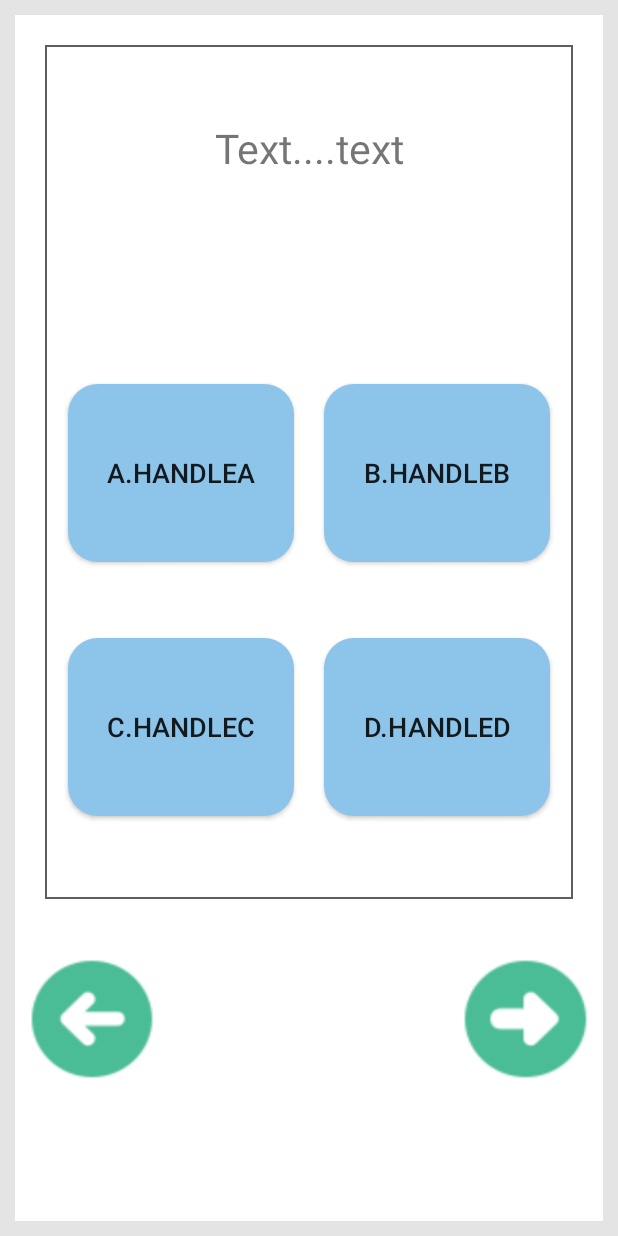
After one commit to henefisa/flashcard, an Android app: the layout exercise.xml on its own in the app's theme, with its tools: preview values and no code run, on a phone screen of 412 x 824 dp. The commit adds this screen. Run offline under Robolectric (Android 15) with nearby library versions, the phone set to English and light mode, and no system bars.

Commit message:
fix flashcard

```diff
--- a/app/src/main/java/com/xfs/flashcard/activities/MyWordActivity.kt
+++ b/app/src/main/java/com/xfs/flashcard/activities/MyWordActivity.kt
@@ -14,10 +14,10 @@ class MyWordActivity : AppCompatActivity() {
     lateinit var myWordListView: ListView
 
     override fun onCreate(savedInstanceState: Bundle?, persistentState: PersistableBundle?) {
-        super.onCreate(savedInstanceState)
+        super.onCreate(savedInstanceState, persistentState)
         setContentView(R.layout.my_word_list_view)
         val sampleWords = ArrayList<Word>()
-        val word = Word("123123", "Sample", "Sample", "Sample", arrayListOf("123123"))
+        val word = Word("123123", "Sample", "Sample", "Sample", "Sample", "123123")
         sampleWords.add(word)
         sampleWords.add(word)
         sampleWords.add(word)
--- a/app/src/main/java/com/xfs/flashcard/adapter/MyWordAdapter.kt
+++ b/app/src/main/java/com/xfs/flashcard/adapter/MyWordAdapter.kt
@@ -31,7 +31,7 @@ class MyWordAdapter(w: ArrayList<Word>) : BaseAdapter() {
         view.findViewById<TextView>(R.id.word).text = word.value
         view.findViewById<TextView>(R.id.spell).text = word.spell
         view.findViewById<TextView>(R.id.mean).text = word.mean
-        view.findViewById<TextView>(R.id.example).text = word.examples[0]
+        view.findViewById<TextView>(R.id.example).text = word.examples
 
         return view
 
--- a/app/src/main/java/com/xfs/flashcard/models/Word.kt
+++ b/app/src/main/java/com/xfs/flashcard/models/Word.kt
@@ -5,7 +5,8 @@ data class Word(
     val value: String,
     val mean: String,
     val spell: String,
-    val examples: List<String>
+    val image: String,
+    val examples: String
 ) {
 
 }
--- /dev/null
+++ b/app/src/main/res/drawable/bdlayout.xml
@@ -0,0 +1,9 @@
+<?xml version="1.0" encoding="utf-8"?>
+<shape xmlns:android="http://schemas.android.com/apk/res/android"
+    android:shape="rectangle" >
+    <solid android:color="#FFFFFF" />
+    <stroke
+        android:width="1dp"
+        android:color="#5E5E5E" />
+
+</shape>
--- /dev/null
+++ b/app/src/main/res/drawable/borderbutton.xml
@@ -0,0 +1,7 @@
+<?xml version="1.0" encoding="utf-8"?>
+<shape xmlns:android="http://schemas.android.com/apk/res/android"
+    android:shape="rectangle" >
+    <solid android:color="#8DC5EA" />
+    <corners android:radius="20dp" />
+
+</shape>
--- /dev/null
+++ b/app/src/main/res/layout/exercise.xml
@@ -0,0 +1,188 @@
+<?xml version="1.0" encoding="utf-8"?>
+<LinearLayout xmlns:android="http://schemas.android.com/apk/res/android"
+    xmlns:tools="http://schemas.android.com/tools"
+    android:layout_width="match_parent"
+    android:layout_height="match_parent"
+    android:background="#E4E4E4"
+    android:orientation="vertical"
+
+    tools:context=".activities.Flashcard">
+
+    <LinearLayout
+        android:layout_width="match_parent"
+        android:layout_height="match_parent"
+        android:layout_margin="10dp"
+        android:background="#FFFFFF"
+        android:orientation="vertical">
+
+        <LinearLayout
+            android:layout_width="match_parent"
+            android:layout_height="0dp"
+            android:layout_weight="7">
+
+            <LinearLayout
+                android:layout_width="match_parent"
+                android:layout_height="match_parent"
+                android:layout_margin="20dp"
+                android:background="@drawable/bdlayout"
+                android:orientation="vertical">
+
+                <LinearLayout
+                    android:layout_width="match_parent"
+                    android:layout_height="0dp"
+                    android:layout_weight="3">
+
+                    <TextView
+                        android:layout_width="match_parent"
+                        android:layout_height="match_parent"
+                        android:gravity="center_horizontal"
+                        android:paddingTop="50dp"
+                        android:text="Text....text"
+                        android:textAlignment="center"
+                        android:textSize="27dp"></TextView>
+                </LinearLayout>
+
+                <LinearLayout
+                    android:layout_width="match_parent"
+                    android:layout_height="0dp"
+                    android:layout_weight="7"
+                    android:orientation="vertical"
+                    android:paddingTop="30dp"
+                    android:paddingBottom="30dp">
+
+                    <LinearLayout
+                        android:layout_width="match_parent"
+                        android:layout_height="0dp"
+                        android:layout_weight="1"
+                        android:orientation="horizontal">
+
+                        <Button
+                            android:layout_width="0dp"
+                            android:layout_height="match_parent"
+                            android:layout_marginLeft="15dp"
+                            android:layout_marginTop="25dp"
+                            android:layout_marginRight="10dp"
+                            android:layout_marginBottom="25dp"
+                            android:layout_weight="1"
+                            android:background="@drawable/borderbutton"
+                            android:paddingLeft="20dp"
+                            android:paddingRight="20dp"
+                            android:text="A.HandleA"
+                            android:textSize="18dp">
+
+                        </Button>
+
+                        <Button
+                            android:layout_width="0dp"
+                            android:layout_height="match_parent"
+                            android:layout_marginTop="25dp"
+                            android:layout_marginBottom="25dp"
+                            android:layout_marginLeft="10dp"
+                            android:layout_marginRight="15dp"
+                            android:layout_weight="1"
+                            android:background="@drawable/borderbutton"
+                            android:text="B.HandleB"
+                            android:paddingLeft="10dp"
+                            android:paddingRight="10dp"
+                            android:textSize="18dp">
+
+                        </Button>
+                    </LinearLayout>
+
+                    <LinearLayout
+                        android:layout_width="match_parent"
+                        android:layout_height="0dp"
+                        android:layout_weight="1"
+                        android:orientation="horizontal">
+
+                        <Button
+                            android:layout_width="0dp"
+                            android:layout_height="match_parent"
+                            android:layout_marginLeft="15dp"
+                            android:layout_marginTop="25dp"
+                            android:layout_marginRight="10dp"
+                            android:layout_marginBottom="25dp"
+                            android:layout_weight="1"
+                            android:background="@drawable/borderbutton"
+                            android:paddingLeft="10dp"
+                            android:paddingRight="10dp"
+                            android:text="C.HandleC"
+                            android:textSize="18dp">
+
+                        </Button>
+
+                        <Button
+                            android:layout_width="0dp"
+                            android:layout_height="match_parent"
+                            android:layout_marginTop="25dp"
+                            android:layout_marginBottom="25dp"
+                            android:layout_marginLeft="10dp"
+                            android:layout_marginRight="15dp"
+                            android:layout_weight="1"
+                            android:paddingLeft="10dp"
+                            android:paddingRight="10dp"
+                            android:background="@drawable/borderbutton"
+                            android:text="D.HandleD"
+                            android:textSize="18dp">
+
+                        </Button>
+                    </LinearLayout>
+                </LinearLayout>
+            </LinearLayout>
+        </LinearLayout>
+
+        <LinearLayout
+            android:layout_width="match_parent"
+            android:layout_height="0dp"
+            android:layout_marginLeft="10dp"
+            android:layout_marginTop="0dp"
+            android:layout_marginRight="10dp"
+            android:layout_marginBottom="20dp"
+            android:layout_weight="2"
+            android:orientation="horizontal">
+
+
+            <LinearLayout
+                android:layout_width="0dp"
+                android:layout_height="match_parent"
+
+                android:layout_weight="1">
+
+                <LinearLayout
+                    android:layout_width="match_parent"
+                    android:layout_height="80dp"
+                    android:layout_marginRight="10dp"
+                    android:layout_marginTop="20dp"
+                    android:background="@drawable/il">
+
+                </LinearLayout>
+            </LinearLayout>
+            <LinearLayout
+                android:layout_width="0dp"
+                android:layout_height="match_parent"
+                android:layout_weight="1">
+            </LinearLayout>
+            <LinearLayout
+                android:layout_width="0dp"
+                android:layout_height="match_parent"
+                android:layout_weight="1">
+            </LinearLayout>
+            <LinearLayout
+                android:layout_width="0dp"
+                android:layout_height="match_parent"
+                android:layout_marginTop="20dp"
+                android:layout_weight="1">
+
+                <LinearLayout
+                    android:layout_width="match_parent"
+                    android:layout_marginLeft="10dp"
+                    android:layout_height="80dp"
+                    android:layout_gravity="right"
+                    android:background="@drawable/ir">
+
+                </LinearLayout>
+            </LinearLayout>
+        </LinearLayout>
+    </LinearLayout>
+
+</LinearLayout>
```
Also changed, not shown: app/src/main/java/com/xfs/flashcard/activities/Flashcard.kt (+53 -1 lines), app/src/main/java/com/xfs/flashcard/activities/HomepageActivity.kt (+8 -6 lines), app/src/main/java/com/xfs/flashcard/adapter/FlashcardAdapter.kt (added, +65 -0 lines), app/src/main/java/com/xfs/flashcard/holders/FlashcardHolder.kt (added, +21 -0 lines), app/src/main/res/animator/flashcard_back_anim.xml (added, +23 -0 lines), app/src/main/res/animator/flashcard_front_anim.xml (added, +13 -0 lines), app/src/main/res/layout/activity_flashcard.xml (+9 -12 lines), app/src/main/res/layout/flashcard_content.xml (added, +125 -0 lines), app/src/main/java/com/xfs/flashcard/adapter/WordExamplesAdapter.kt (line endings or trailing spaces), app/src/main/res/drawable/il.png (added), app/src/main/res/drawable/ir.png (added), app/src/main/res/drawable/voi.png (added), app/src/main/res/layout/word.xml (line endings or trailing spaces), app/src/main/res/layout/word_example.xml (line endings or trailing spaces).
